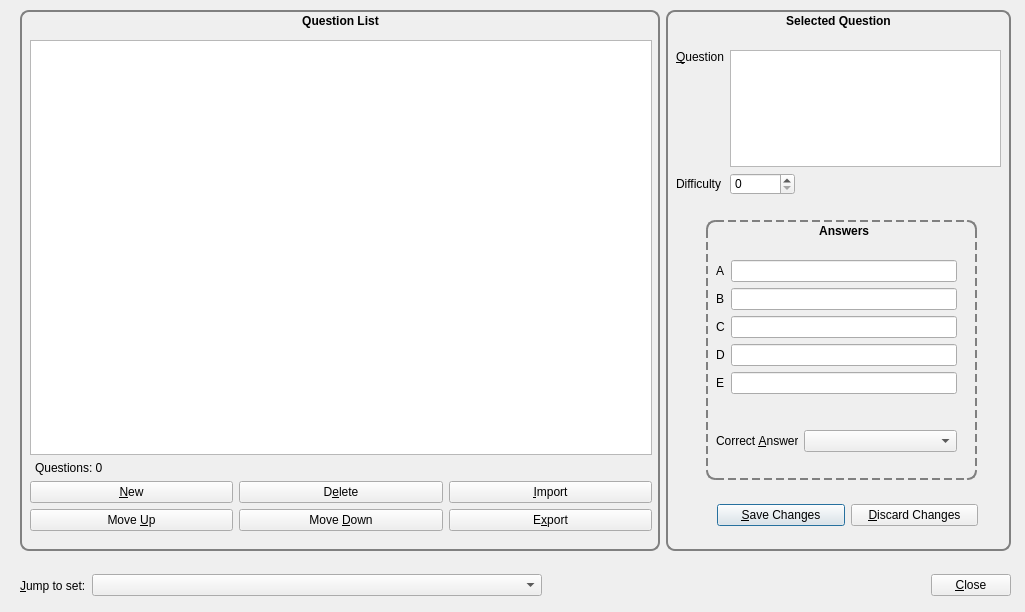
Qt form designer/editset.ui (sobjornstad/clicker-quiz-manager) before a commit.
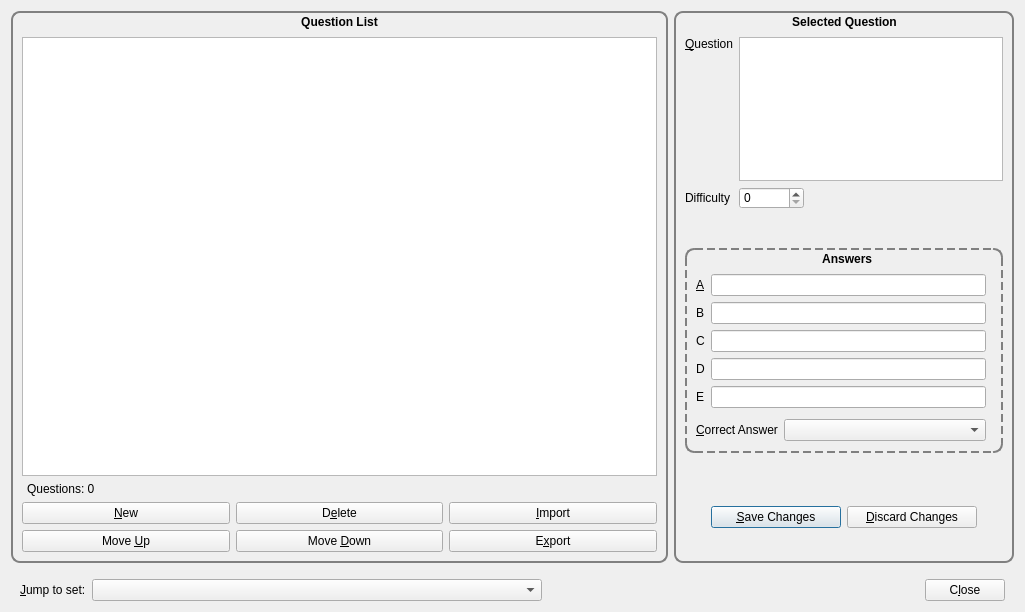
The same form after that commit.

Commit message:
allow resizing dialog boxes
This required significant redoing of the question edit dialog, since it
had been done kind of sloppily, without really properly nesting the
boxes. It took about an hour to get it back to the level it was at
previously, but now it resizes, which is very good.

I'd also like to add randomize/alphabetize all features to the button
set, and put a line between the single/all entry functions.

Diff of the .ui file:
```diff
--- a/designer/editset.ui
+++ b/designer/editset.ui
@@ -13,18 +13,17 @@
   <property name="windowTitle">
    <string>Edit Question Set</string>
   </property>
-  <widget class="QWidget" name="layoutWidget">
-   <property name="geometry">
-    <rect>
-     <x>20</x>
-     <y>10</y>
-     <width>991</width>
-     <height>541</height>
-    </rect>
-   </property>
+  <layout class="QVBoxLayout" name="verticalLayout_2">
+   <item>
    <layout class="QHBoxLayout" name="horizontalLayout">
     <item>
      <widget class="QGroupBox" name="groupBox_2">
+       <property name="sizePolicy">
+        <sizepolicy hsizetype="Preferred" vsizetype="Preferred">
+         <horstretch>10</horstretch>
+         <verstretch>0</verstretch>
+        </sizepolicy>
+       </property>
       <property name="styleSheet">
        <string notr="true">QGroupBox{
 	border: 2px solid gray;
@@ -42,43 +41,13 @@
       <property name="title">
        <string>Question List</string>
       </property>
-      <widget class="QWidget" name="layoutWidget">
-       <property name="geometry">
-        <rect>
-         <x>10</x>
-         <y>30</y>
-         <width>622</width>
-         <height>491</height>
-        </rect>
-       </property>
        <layout class="QVBoxLayout" name="verticalLayout">
         <item>
-         <widget class="QListWidget" name="questionList">
-          <property name="minimumSize">
-           <size>
-            <width>620</width>
-            <height>0</height>
-           </size>
+         <layout class="QGridLayout" name="gridLayout_3">
+          <property name="topMargin">
+           <number>15</number>
           </property>
-          <property name="toolTip">
-           <string>Press Alt-L to focus the list</string>
-          </property>
-          <property name="dragDropMode">
-           <enum>QAbstractItemView::InternalMove</enum>
-          </property>
-         </widget>
-        </item>
-        <item>
-         <widget class="QLabel" name="questionTotalDisplay">
-          <property name="text">
-           <string>Questions: 0</string>
-          </property>
-          <property name="indent">
-           <number>5</number>
-          </property>
-         </widget>
-        </item>
-        <item>
+          <item row="2" column="0">
          <layout class="QGridLayout" name="gridLayout_2">
           <item row="0" column="0">
            <widget class="QPushButton" name="newButton">
@@ -124,15 +93,56 @@
           </item>
          </layout>
         </item>
-       </layout>
-      </widget>
+          <item row="0" column="0">
+           <widget class="QListWidget" name="questionList">
+            <property name="minimumSize">
+             <size>
+              <width>0</width>
+              <height>0</height>
+             </size>
+            </property>
+            <property name="toolTip">
+             <string>Press Alt-L to focus the list</string>
+            </property>
+            <property name="dragDropMode">
+             <enum>QAbstractItemView::InternalMove</enum>
+            </property>
+           </widget>
+          </item>
+          <item row="1" column="0">
+           <widget class="QLabel" name="questionTotalDisplay">
+            <property name="text">
+             <string>Questions: 0</string>
+            </property>
+            <property name="indent">
+             <number>5</number>
+            </property>
+           </widget>
+          </item>
+         </layout>
+        </item>
+       </layout>
+       <zorder>layoutWidget</zorder>
+       <zorder>layoutWidget</zorder>
      </widget>
     </item>
     <item>
      <widget class="QGroupBox" name="groupBox_3">
+       <property name="sizePolicy">
+        <sizepolicy hsizetype="Preferred" vsizetype="Preferred">
+         <horstretch>5</horstretch>
+         <verstretch>0</verstretch>
+        </sizepolicy>
+       </property>
+       <property name="minimumSize">
+        <size>
+         <width>340</width>
+         <height>0</height>
+        </size>
+       </property>
       <property name="maximumSize">
        <size>
-        <width>345</width>
+         <width>500</width>
         <height>16777215</height>
        </size>
       </property>
@@ -153,20 +163,92 @@
       <property name="title">
        <string>Selected Question</string>
       </property>
+       <layout class="QVBoxLayout" name="verticalLayout_4">
+        <item>
+         <layout class="QGridLayout" name="gridLayout">
+          <property name="topMargin">
+           <number>15</number>
+          </property>
+          <item row="0" column="1" colspan="2">
+           <widget class="QPlainTextEdit" name="questionBox">
+            <property name="maximumSize">
+             <size>
+              <width>16777215</width>
+              <height>150</height>
+             </size>
+            </property>
+            <property name="tabChangesFocus">
+             <bool>true</bool>
+            </property>
+           </widget>
+          </item>
+          <item row="0" column="0" alignment="Qt::AlignTop">
+           <widget class="QLabel" name="label">
+            <property name="text">
+             <string>&amp;Question</string>
+            </property>
+            <property name="buddy">
+             <cstring>questionBox</cstring>
+            </property>
+           </widget>
+          </item>
+          <item row="1" column="2">
+           <spacer name="horizontalSpacer">
+            <property name="orientation">
+             <enum>Qt::Horizontal</enum>
+            </property>
+            <property name="sizeHint" stdset="0">
+             <size>
+              <width>148</width>
+              <height>20</height>
+             </size>
+            </property>
+           </spacer>
+          </item>
+          <item row="1" column="1">
+           <widget class="QSpinBox" name="difficultySpinner">
+            <property name="enabled">
+             <bool>true</bool>
+            </property>
+            <property name="minimumSize">
+             <size>
+              <width>65</width>
+              <height>0</height>
+             </size>
+            </property>
+           </widget>
+          </item>
+          <item row="1" column="0">
+           <widget class="QLabel" name="label_3">
+            <property name="text">
+             <string>Difficulty</string>
+            </property>
+           </widget>
+          </item>
+         </layout>
+        </item>
+        <item>
+         <spacer name="verticalSpacer_2">
+          <property name="orientation">
+           <enum>Qt::Vertical</enum>
+          </property>
+          <property name="sizeHint" stdset="0">
+           <size>
+            <width>20</width>
+            <height>40</height>
+           </size>
+          </property>
+         </spacer>
+        </item>
+        <item>
       <widget class="QGroupBox" name="groupBox">
-       <property name="geometry">
-        <rect>
-         <x>40</x>
-         <y>210</y>
-         <width>271</width>
-         <height>260</height>
-        </rect>
-       </property>
        <property name="styleSheet">
         <string notr="true">QGroupBox{
 	border: 2px dashed gray;
 	border-radius: 9px;
 	margin-top: 0.5em;
+    margin-left: 1em;
+    margin-right: 1em;
 	font-weight: bold;
 }
 
@@ -182,23 +264,40 @@
        <property name="alignment">
         <set>Qt::AlignCenter</set>
        </property>
-       <widget class="QWidget" name="layoutWidget">
-        <property name="geometry">
-         <rect>
-          <x>10</x>
-          <y>40</y>
-          <width>241</width>
-          <height>161</height>
-         </rect>
-        </property>
+          <layout class="QVBoxLayout" name="verticalLayout_3">
+           <property name="leftMargin">
+            <number>9</number>
+           </property>
+           <property name="rightMargin">
+            <number>15</number>
+           </property>
+           <property name="bottomMargin">
+            <number>10</number>
+           </property>
+           <item>
         <layout class="QFormLayout" name="formLayout">
          <property name="fieldGrowthPolicy">
           <enum>QFormLayout::AllNonFixedFieldsGrow</enum>
          </property>
+             <property name="leftMargin">
+              <number>0</number>
+             </property>
+             <property name="topMargin">
+              <number>15</number>
+             </property>
+             <property name="rightMargin">
+              <number>0</number>
+             </property>
+             <property name="bottomMargin">
+              <number>5</number>
+             </property>
          <item row="0" column="0">
           <widget class="QLabel" name="label_4">
            <property name="text">
-            <string>A</string>
+                <string>&amp;A</string>
+               </property>
+               <property name="buddy">
+                <cstring>answerA</cstring>
            </property>
           </widget>
          </item>
@@ -246,107 +345,82 @@
           <widget class="QLineEdit" name="answerE"/>
          </item>
         </layout>
-       </widget>
-       <widget class="QWidget" name="layoutWidget">
-        <property name="geometry">
-         <rect>
-          <x>10</x>
-          <y>210</y>
-          <width>241</width>
-          <height>34</height>
-         </rect>
-        </property>
+           </item>
+           <item>
         <layout class="QFormLayout" name="formLayout_2">
          <property name="fieldGrowthPolicy">
           <enum>QFormLayout::AllNonFixedFieldsGrow</enum>
          </property>
-         <item row="0" column="1">
-          <widget class="QComboBox" name="correctAnswerCombo"/>
-         </item>
          <item row="0" column="0">
           <widget class="QLabel" name="label_2">
            <property name="text">
-            <string>Correct &amp;Answer</string>
+                <string>&amp;Correct Answer</string>
            </property>
            <property name="buddy">
             <cstring>correctAnswerCombo</cstring>
            </property>
           </widget>
          </item>
-        </layout>
-       </widget>
-      </widget>
-      <widget class="QWidget" name="layoutWidget">
-       <property name="geometry">
-        <rect>
-         <x>10</x>
-         <y>40</y>
-         <width>325</width>
-         <height>145</height>
-        </rect>
-       </property>
-       <layout class="QGridLayout" name="gridLayout">
-        <item row="1" column="0">
-         <widget class="QLabel" name="label_3">
-          <property name="text">
-           <string>Difficulty</string>
-          </property>
-         </widget>
+             <item row="0" column="1">
+              <widget class="QComboBox" name="correctAnswerCombo"/>
+             </item>
+            </layout>
+           </item>
+          </layout>
+          <zorder>layoutWidget</zorder>
+          <zorder>layoutWidget</zorder>
+          <zorder>layoutWidget</zorder>
+         </widget>
         </item>
-        <item row="1" column="1">
-         <widget class="QSpinBox" name="difficultySpinner">
-          <property name="minimumSize">
+        <item>
+         <spacer name="verticalSpacer_3">
+          <property name="orientation">
+           <enum>Qt::Vertical</enum>
+          </property>
+          <property name="sizeHint" stdset="0">
            <size>
-            <width>65</width>
-            <height>0</height>
+            <width>20</width>
+            <height>40</height>
            </size>
           </property>
-         </widget>
+         </spacer>
         </item>
-        <item row="0" column="1" colspan="2">
-         <widget class="QPlainTextEdit" name="questionBox">
-          <property name="tabChangesFocus">
-           <bool>true</bool>
-          </property>
-         </widget>
-        </item>
-        <item row="1" column="2">
-         <spacer name="horizontalSpacer">
+        <item>
+         <spacer name="verticalSpacer">
           <property name="orientation">
-           <enum>Qt::Horizontal</enum>
+           <enum>Qt::Vertical</enum>
           </property>
           <property name="sizeHint" stdset="0">
            <size>
-            <width>148</width>
+            <width>20</width>
             <height>20</height>
            </size>
           </property>
          </spacer>
         </item>
-        <item row="0" column="0" alignment="Qt::AlignTop">
-         <widget class="QLabel" name="label">
-          <property name="text">
-           <string>&amp;Question</string>
-          </property>
-          <property name="buddy">
-           <cstring>questionBox</cstring>
-          </property>
-         </widget>
-        </item>
-       </layout>
-      </widget>
-      <widget class="QWidget" name="layoutWidget">
-       <property name="geometry">
-        <rect>
-         <x>51</x>
-         <y>490</y>
-         <width>261</width>
-         <height>30</height>
-        </rect>
-       </property>
+        <item>
        <layout class="QHBoxLayout" name="horizontalLayout_3">
+          <item>
+           <spacer name="horizontalSpacer_3">
+            <property name="orientation">
+             <enum>Qt::Horizontal</enum>
+            </property>
+            <property name="sizeHint" stdset="0">
+             <size>
+              <width>40</width>
+              <height>20</height>
+             </size>
+            </property>
+           </spacer>
+          </item>
         <item>
          <widget class="QPushButton" name="saveButton">
+            <property name="minimumSize">
+             <size>
+              <width>130</width>
+              <height>0</height>
+             </size>
+            </property>
           <property name="text">
            <string>&amp;Save Changes</string>
           </property>
@@ -357,6 +431,12 @@
         </item>
         <item>
          <widget class="QPushButton" name="cancelButton">
+            <property name="minimumSize">
+             <size>
+              <width>130</width>
+              <height>0</height>
+             </size>
+            </property>
           <property name="text">
            <string>&amp;Discard Changes</string>
           </property>
@@ -365,22 +445,54 @@
           </property>
          </widget>
         </item>
-       </layout>
-      </widget>
-     </widget>
-    </item>
-   </layout>
-  </widget>
-  <widget class="QWidget" name="layoutWidget">
-   <property name="geometry">
-    <rect>
-     <x>20</x>
-     <y>570</y>
-     <width>991</width>
-     <height>31</height>
-    </rect>
+          <item>
+           <spacer name="horizontalSpacer_4">
+            <property name="orientation">
+             <enum>Qt::Horizontal</enum>
+            </property>
+            <property name="sizeHint" stdset="0">
+             <size>
+              <width>40</width>
+              <height>20</height>
+             </size>
+            </property>
+           </spacer>
+          </item>
+         </layout>
+        </item>
+        <item>
+         <spacer name="verticalSpacer_4">
+          <property name="orientation">
+           <enum>Qt::Vertical</enum>
+          </property>
+          <property name="sizeHint" stdset="0">
+           <size>
+            <width>20</width>
+            <height>30</height>
+           </size>
+          </property>
+         </spacer>
+        </item>
+       </layout>
+      </widget>
+     </item>
+    </layout>
+   </item>
+   <item>
+    <widget class="QWidget" name="widget" native="true">
+     <property name="maximumSize">
+      <size>
+       <width>16777215</width>
+       <height>50</height>
+      </size>
    </property>
    <layout class="QHBoxLayout" name="horizontalLayout_2">
+      <property name="topMargin">
+       <number>10</number>
+      </property>
+      <property name="bottomMargin">
+       <number>0</number>
+      </property>
     <item>
      <widget class="QLabel" name="label_9">
       <property name="text">
@@ -423,12 +535,14 @@
     <item>
      <widget class="QPushButton" name="closeButton">
       <property name="text">
-       <string>&amp;Close</string>
+         <string>C&amp;lose</string>
       </property>
      </widget>
     </item>
    </layout>
   </widget>
+   </item>
+  </layout>
  </widget>
  <tabstops>
   <tabstop>questionList</tabstop>
```
Lines whose indentation alone changed are shown as unchanged. The commit also changes 5 other files.
